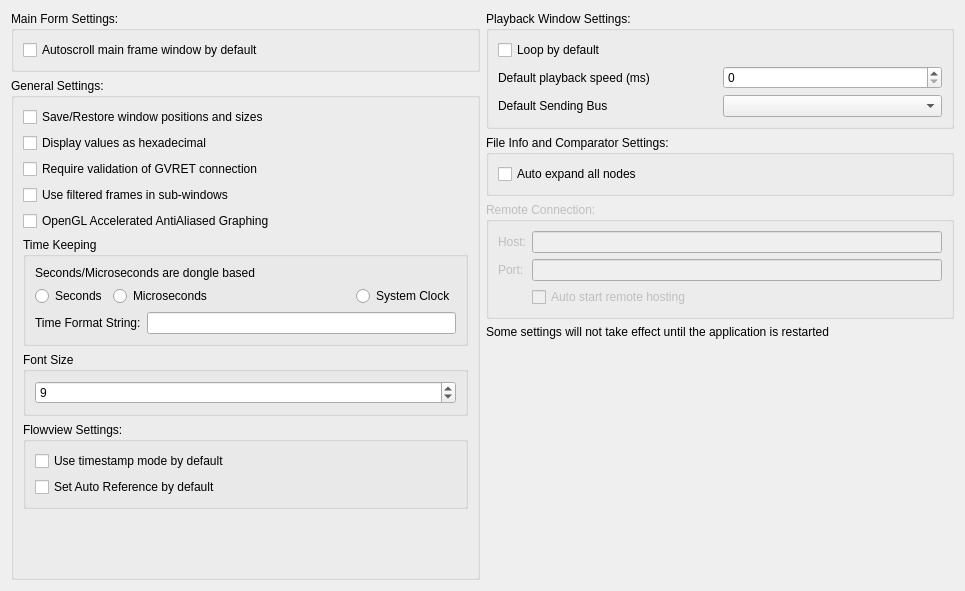
This is ui/mainsettingsdialog.ui in collin80/SavvyCAN as Qt 5 draws it before an edit. The edited form follows.
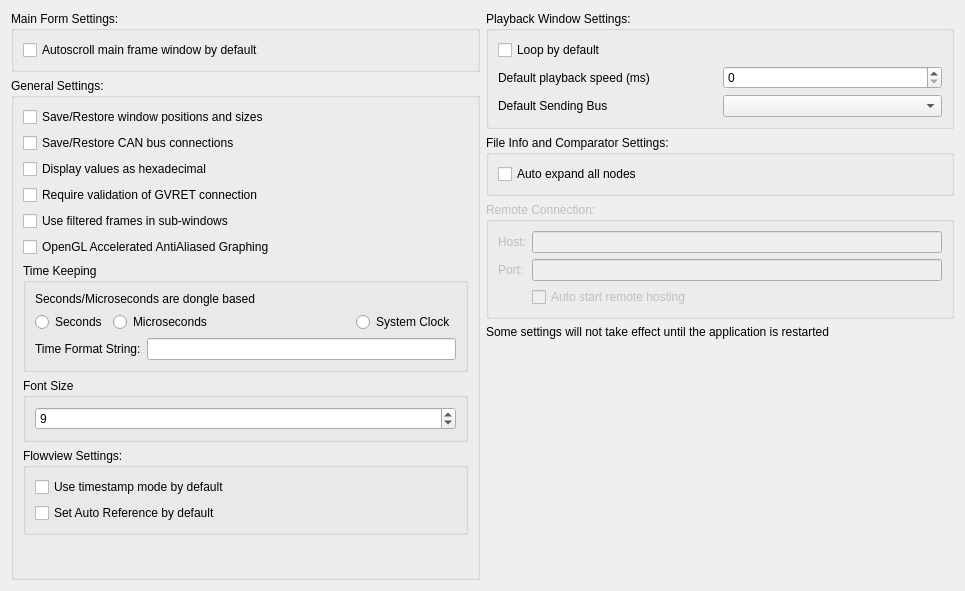
This is the edited form.

Commit message: Reorder Tabs for preference window, add preference for whether to load and save CAN bus connections.

The edit to the form file:
```diff
--- a/ui/mainsettingsdialog.ui
+++ b/ui/mainsettingsdialog.ui
@@ -45,6 +45,13 @@
           </property>
          </widget>
         </item>
+        <item>
+         <widget class="QCheckBox" name="cbLoadConnections">
+          <property name="text">
+           <string>Save/Restore CAN bus connections</string>
+          </property>
+         </widget>
+        </item>
         <item>
          <widget class="QCheckBox" name="cbDisplayHex">
           <property name="text">
```
Left out of the diff: 9 changed lines with no effect on the pictures. The commit also changes 2 other files.
